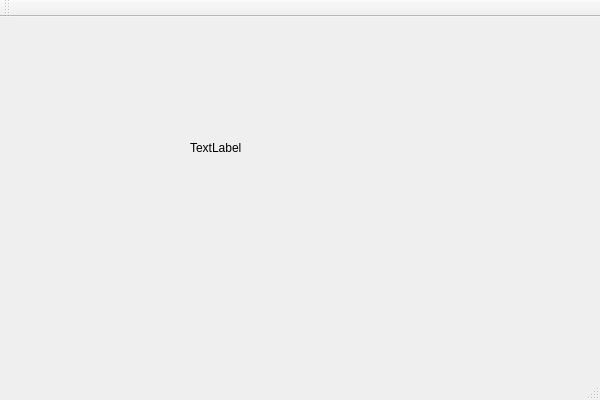
The window that MessengingApp/MessengingApp/MessengingApp.ui (WannesN/Comnet_project_messenger) describes before a commit, drawn with Qt 5.
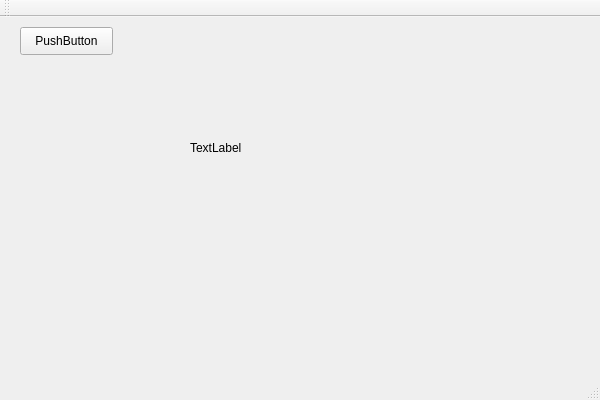
The same window after the commit.

What changed in the file:
```diff
--- a/MessengingApp/MessengingApp/MessengingApp.ui
+++ b/MessengingApp/MessengingApp/MessengingApp.ui
@@ -27,6 +27,19 @@
      <string>TextLabel</string>
     </property>
    </widget>
+   <widget class="QPushButton" name="TestButton">
+    <property name="geometry">
+     <rect>
+      <x>20</x>
+      <y>10</y>
+      <width>93</width>
+      <height>28</height>
+     </rect>
+    </property>
+    <property name="text">
+     <string>PushButton</string>
+    </property>
+   </widget>
   </widget>
   <widget class="QMenuBar" name="menuBar">
    <property name="geometry">
```
